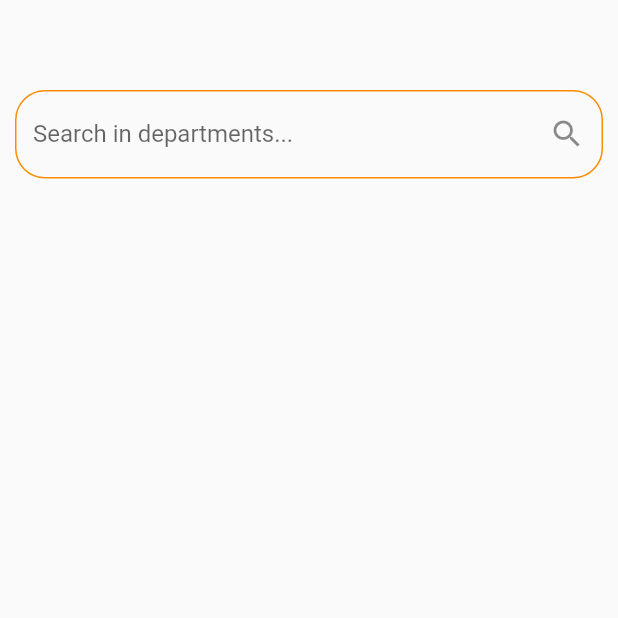
After one commit to Brian-mula/profile, a Flutter app: the Departments screen opened directly, on a phone screen of 412 x 824 dp, the top half of it. The commit adds this screen. Run offline on Flutter 3.47's test engine with Material 2 defaults, Android fonts, the phone set to English and light mode, and no system bars; our stand-ins replace cloud_firestore, connectivity_plus, dropdown_button2, firebase_auth, firebase_core, flutter_riverpod and 2 more; accounts and stored records are empty; network calls fail.

Commit message:
added departments page

```diff
--- /dev/null
+++ b/lib/views/departments/department_list.dart
@@ -0,0 +1,38 @@
+import 'package:flutter/material.dart';
+import 'package:flutter_riverpod/flutter_riverpod.dart';
+
+class Departments extends ConsumerStatefulWidget {
+  const Departments({super.key});
+
+  @override
+  ConsumerState<ConsumerStatefulWidget> createState() => _DepartmentsState();
+}
+
+class _DepartmentsState extends ConsumerState<Departments> {
+  @override
+  Widget build(BuildContext context) {
+    return Scaffold(
+      body: Container(
+        padding: const EdgeInsets.only(left: 10, right: 10, top: 60),
+        child: Column(
+          children: [
+            TextFormField(
+              decoration: InputDecoration(
+                  labelText: "Search in departments...",
+                  suffixIcon: const Icon(Icons.search),
+                  enabledBorder: OutlineInputBorder(
+                      borderRadius: BorderRadius.circular(20),
+                      borderSide: BorderSide(color: Colors.orange.shade600)),
+                  focusedBorder: OutlineInputBorder(
+                      borderRadius: BorderRadius.circular(20),
+                      borderSide: BorderSide(color: Colors.orange.shade600))),
+            ),
+            const SizedBox(
+              height: 30,
+            ),
+          ],
+        ),
+      ),
+    );
+  }
+}
```
Also changed, not shown: lib/views/home/main_home_page.dart (+9 -18 lines).
